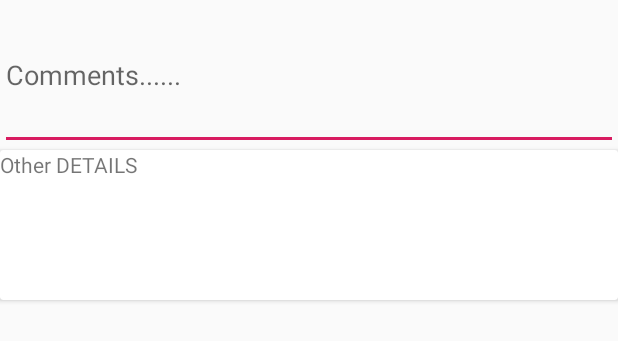
After one commit to aviw19/LaundryAppCustomer, an Android app: the layout order_details.xml on its own in the app's theme, with its tools: preview values and no code run, on a phone screen of 412 x 824 dp. The commit adds this screen. Shown: the top 341 px of the screen. Run offline under Robolectric (Android 15) with nearby library versions, the phone set to English and light mode, and no system bars.

Commit message:
Order Layout

```diff
--- /dev/null
+++ b/app/src/main/res/layout/order_details.xml
@@ -0,0 +1,24 @@
+<?xml version="1.0" encoding="utf-8"?>
+<RelativeLayout xmlns:android="http://schemas.android.com/apk/res/android"
+    android:orientation="vertical" android:layout_width="match_parent"
+    android:layout_height="match_parent">
+<EditText
+    android:id="@+id/comments"
+    android:layout_width="match_parent"
+    android:layout_height="100dp"
+    android:autoSizeMinTextSize="16dp"
+    android:autoSizeMaxTextSize="24dp"
+    android:hint="Comments......"
+    android:maxLength="256"
+    />
+    <androidx.cardview.widget.CardView
+        android:layout_width="match_parent"
+        android:layout_height="100dp"
+        android:layout_below="@+id/comments"
+        >
+        <TextView
+            android:layout_width="match_parent"
+            android:layout_height="match_parent"
+            android:text="@string/other_details"/>
+    </androidx.cardview.widget.CardView>
+</RelativeLayout>
--- a/app/src/main/res/values/strings.xml
+++ b/app/src/main/res/values/strings.xml
@@ -15,4 +15,5 @@
 
     <!-- TODO: Remove or change this placeholder text -->
     <string name="hello_blank_fragment">Hello blank fragment</string>
+    <string name="other_details">Other DETAILS</string>
 </resources>
```
